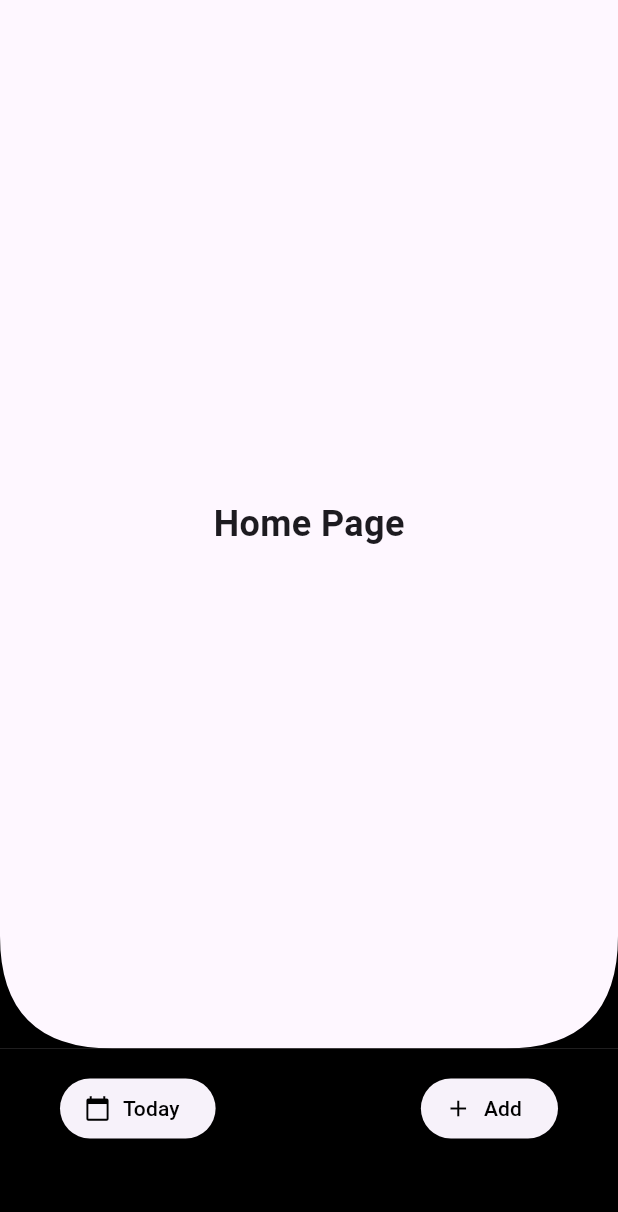
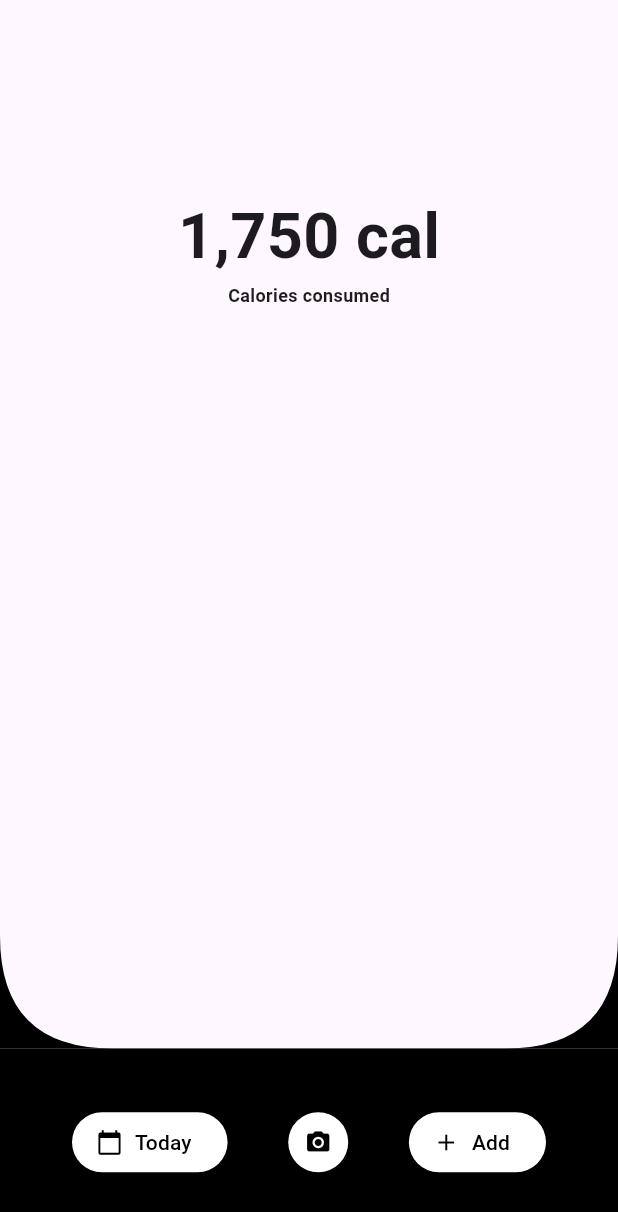
Before and after one commit to jackkslash/kaloria, a Flutter app: the screen it shows after launch, on a phone screen of 412 x 824 dp. Shown: the top 1212 px of the screen. Run offline on Flutter 3.47's test engine with Material 3 defaults, Android fonts, the phone set to English and light mode, and no system bars; our stand-ins replace go_router.

Commit message:
Navigation refactor

```diff
--- a/lib/router.dart
+++ b/lib/router.dart
@@ -1,6 +1,7 @@
 import 'package:flutter/material.dart';
 import 'package:go_router/go_router.dart';
-import 'package:kaloria/screens/settings.dart';
+import 'package:kaloria/screens/add.dart';
+import 'package:kaloria/screens/scan.dart';
 import 'package:kaloria/widgets/expanded_bottom_nav.dart';
 import 'package:kaloria/screens/home.dart';
 
@@ -16,7 +17,8 @@ final router = GoRouter(
       },
       routes: [
         GoRoute(path: '/home', builder: (context, state) => HomePage()),
-        GoRoute(path: '/settings', builder: (context, state) => SettingPage()),
+        GoRoute(path: '/add', builder: (context, state) => AddPage()),
+        GoRoute(path: '/scan', builder: (context, state) => ScanPage()),
       ],
     ),
   ],
--- a/lib/screens/settings.dart
+++ b/lib/screens/add.dart
@@ -1,14 +1,14 @@
 import 'package:flutter/material.dart';
 
-class SettingPage extends StatelessWidget {
-  const SettingPage({super.key});
+class AddPage extends StatelessWidget {
+  const AddPage({super.key});
 
   @override
   Widget build(BuildContext context) {
     return Scaffold(
       body: Center(
         child: Text(
-          'Setting Page',
+          'Add Page',
           style: TextStyle(fontSize: 24, fontWeight: FontWeight.bold),
         ),
       ),
--- a/lib/screens/home.dart
+++ b/lib/screens/home.dart
@@ -6,10 +6,25 @@ class HomePage extends StatelessWidget {
   @override
   Widget build(BuildContext context) {
     return Scaffold(
-      body: Center(
-        child: Text(
-          'Home Page',
-          style: TextStyle(fontSize: 24, fontWeight: FontWeight.bold),
+      body: SingleChildScrollView(
+        child: Padding(
+          padding: const EdgeInsets.only(top: 128),
+          child: Center(
+            child: Column(
+              crossAxisAlignment: CrossAxisAlignment.center,
+              mainAxisAlignment: MainAxisAlignment.start,
+              children: [
+                Text(
+                  '1,750 cal',
+                  style: TextStyle(fontSize: 42, fontWeight: FontWeight.bold),
+                ),
+                Text(
+                  'Calories consumed',
+                  style: TextStyle(fontSize: 12, fontWeight: FontWeight.bold),
+                ),
+              ],
+            ),
+          ),
         ),
       ),
     );
--- a/lib/widgets/expanded_bottom_nav.dart
+++ b/lib/widgets/expanded_bottom_nav.dart
@@ -1,4 +1,5 @@
 import 'package:flutter/material.dart';
+import 'package:go_router/go_router.dart';
 
 class ExpandableBottomNav extends StatefulWidget {
   const ExpandableBottomNav({super.key});
@@ -8,30 +9,46 @@ class ExpandableBottomNav extends StatefulWidget {
 }
 
 class _ExpandableBottomNavState extends State<ExpandableBottomNav> {
-  static const _animationDuration = Duration(milliseconds: 100);
+  static const _animationDuration = Duration(milliseconds: 200);
   static const _collapsedHeight = 125.0;
-  static const _expandedHeight = 225.0;
+  static const _expandedDateHeight = 300.0;
+  static const _expandedScanHeight = 400.0;
+  static const _expandedAddHeight = 300.0;
 
-  bool _expanded = false;
+  bool _expandedDate = false;
+  bool _expandedScan = false;
+  bool _expandedAdd = false;
+
+  int _dateCounter = 0;
+
+  double get _currentHeight {
+    if (_expandedDate) return _expandedDateHeight;
+    if (_expandedScan) return _expandedScanHeight;
+    if (_expandedAdd) return _expandedAddHeight;
+    return _collapsedHeight;
+  }
+
+  Widget _getCurrentContent() {
+    if (_expandedDate) return _buildExpandedDateContent();
+    if (_expandedScan) return _buildExpandedScanContent();
+    if (_expandedAdd) return _buildExpandedAddContent();
+    return _buildCollapsedContent();
+  }
 
   @override
   Widget build(BuildContext context) {
     return AnimatedContainer(
       duration: _animationDuration,
-      height: _expanded ? _expandedHeight : _collapsedHeight,
-      color: Colors.black,
+      height: _currentHeight,
+      curve: Curves.easeInOutCubic,
+      color: Colors.grey,
       child: Stack(
         clipBehavior: Clip.none,
         children: [
           BottomAppBar(
             color: Colors.black,
-            padding: const EdgeInsets.symmetric(
-              vertical: 16.0,
-              horizontal: 8.0,
-            ),
-            child: _expanded
-                ? _buildExpandedContent()
-                : _buildCollapsedContent(),
+            height: double.infinity,
+            child: _getCurrentContent(),
           ),
           _buildCurve(),
         ],
@@ -39,24 +56,65 @@ class _ExpandableBottomNavState extends State<ExpandableBottomNav> {
     );
   }
 
-  Widget _buildExpandedContent() {
-    return Column(
-      mainAxisSize: MainAxisSize.min,
+  Widget _buildExpandedDateContent() {
+    return SingleChildScrollView(
+      child: Column(
+        mainAxisSize: MainAxisSize.max,
         children: [
           Align(alignment: Alignment.center, child: _buildToggleButton()),
-        const Flexible(
-          child: Padding(
-            padding: EdgeInsets.symmetric(vertical: 32.0),
-            child: Row(
+          Row(
             mainAxisAlignment: MainAxisAlignment.spaceEvenly,
             children: [
-                Icon(Icons.arrow_left, color: Colors.white),
-                Icon(Icons.arrow_right, color: Colors.white),
-              ],
+              IconButton(
+                onPressed: () {
+                  setState(() {
+                    _dateCounter--;
+                  });
+                },
+                icon: const Icon(
+                  Icons.arrow_left,
+                  color: Colors.white,
+                  size: 32,
                 ),
+              ),
+              Text(
+                '$_dateCounter',
+                style: const TextStyle(
+                  color: Colors.white,
+                  fontSize: 18,
+                ), // Increased font size
+                textAlign: TextAlign.center,
+              ),
+              IconButton(
+                onPressed: () {
+                  setState(() {
+                    _dateCounter++;
+                  });
+                },
+                icon: const Icon(
+                  Icons.arrow_right,
+                  color: Colors.white,
+                  size: 32,
                 ),
               ),
             ],
+          ),
+        ],
+      ),
+    );
+  }
+
+  Widget _buildExpandedScanContent() {
+    return Column(
+      mainAxisSize: MainAxisSize.min,
+      children: [Align(alignment: Alignment.center, child: _buildScanButton())],
+    );
+  }
+
+  Widget _buildExpandedAddContent() {
+    return Column(
+      mainAxisSize: MainAxisSize.min,
+      children: [Align(alignment: Alignment.center, child: _buildAddButton())],
     );
   }
 
@@ -65,26 +123,91 @@ class _ExpandableBottomNavState extends State<ExpandableBottomNav> {
       padding: const EdgeInsets.symmetric(horizontal: 32.0),
       child: Row(
         mainAxisAlignment: MainAxisAlignment.spaceBetween,
-        children: [_buildToggleButton(), _buildAddButton()],
+        children: [_buildToggleButton(), _buildScanButton(), _buildAddButton()],
       ),
     );
+  }
+
+  void _toggleDateExpanded() {
+    setState(() {
+      _expandedDate = !_expandedDate;
+      if (_expandedDate) {
+        _expandedScan = false;
+        _expandedAdd = false;
+        context.go('/home'); // Navigate to the date page
+      }
+    });
+  }
+
+  void _toggleScanExpanded() {
+    setState(() {
+      _expandedScan = !_expandedScan;
+      if (_expandedScan) {
+        _expandedDate = false;
+        _expandedAdd = false;
+        context.go('/scan');
+      } else {
+        context.go('/home');
+      }
+    });
+  }
+
+  void _toggleAddExpanded() {
+    setState(() {
+      _expandedAdd = !_expandedAdd;
+      if (_expandedAdd) {
+        _expandedDate = false;
+        _expandedScan = false;
+        context.go('/add');
+      } else {
+        context.go('/home');
+      }
+    });
   }
 
   Widget _buildToggleButton() {
     return ElevatedButton.icon(
       onPressed: () {
-        setState(() => _expanded = !_expanded);
+        _toggleDateExpanded();
       },
       icon: const Icon(Icons.calendar_today, color: Colors.black),
       label: const Text('Today', style: TextStyle(color: Colors.black)),
+      style: ElevatedButton.styleFrom(
+        backgroundColor: _expandedDate ? Colors.grey[300] : Colors.white,
+      ),
     );
   }
 
   Widget _buildAddButton() {
     return ElevatedButton.icon(
-      onPressed: () {},
-      icon: const Icon(Icons.add, color: Colors.black),
-      label: const Text('Add', style: TextStyle(color: Colors.black)),
+      onPressed: () {
+        _toggleAddExpanded();
+      },
+      icon: _expandedAdd ? null : Icon(Icons.add, color: Colors.black),
+      label: Text(
+        _expandedAdd ? 'Back' : 'Add',
+        style: TextStyle(color: Colors.black),
+      ),
+      style: ElevatedButton.styleFrom(
+        backgroundColor: _expandedAdd ? Colors.grey[300] : Colors.white,
+      ),
+    );
+  }
+
+  Widget _buildScanButton() {
+    return ElevatedButton(
+      onPressed: () {
+        _toggleScanExpanded();
+      },
+      style: ElevatedButton.styleFrom(
+        backgroundColor: _expandedScan ? Colors.grey[300] : Colors.white,
+        padding: EdgeInsets.zero,
+        tapTargetSize: MaterialTapTargetSize.shrinkWrap,
+        shape: CircleBorder(),
+      ),
+      child: _expandedScan
+          ? Icon(Icons.arrow_downward)
+          : Icon(Icons.camera_alt, color: Colors.black),
     );
   }
 
```
Also changed, not shown: lib/screens/scan.dart (added, +17 -0 lines). Lines whose indentation alone changed are shown as unchanged.
